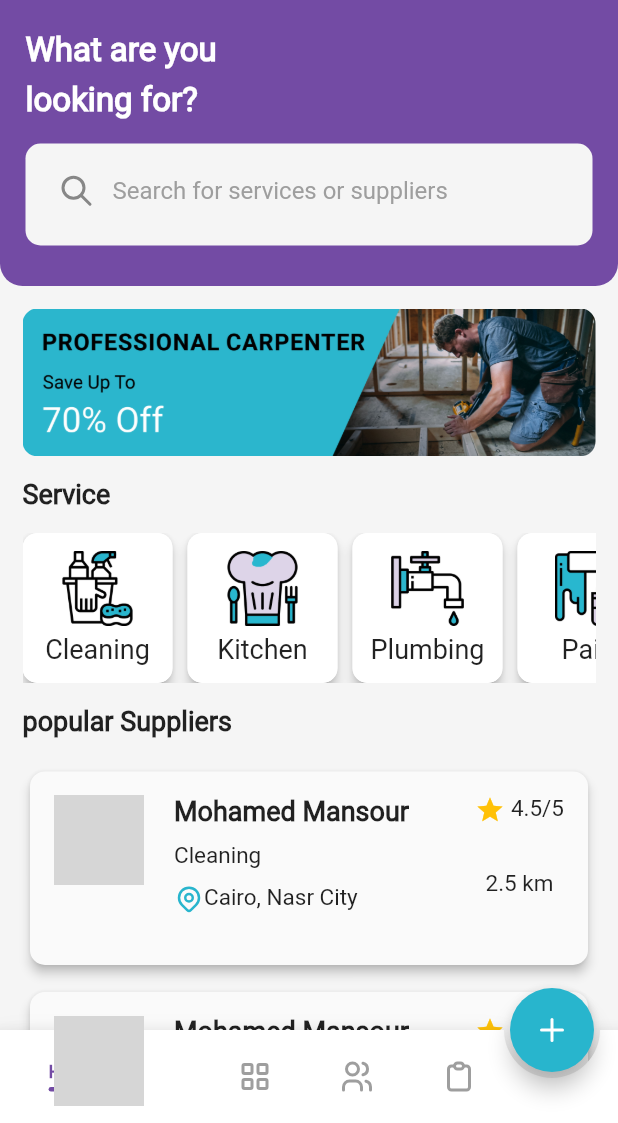
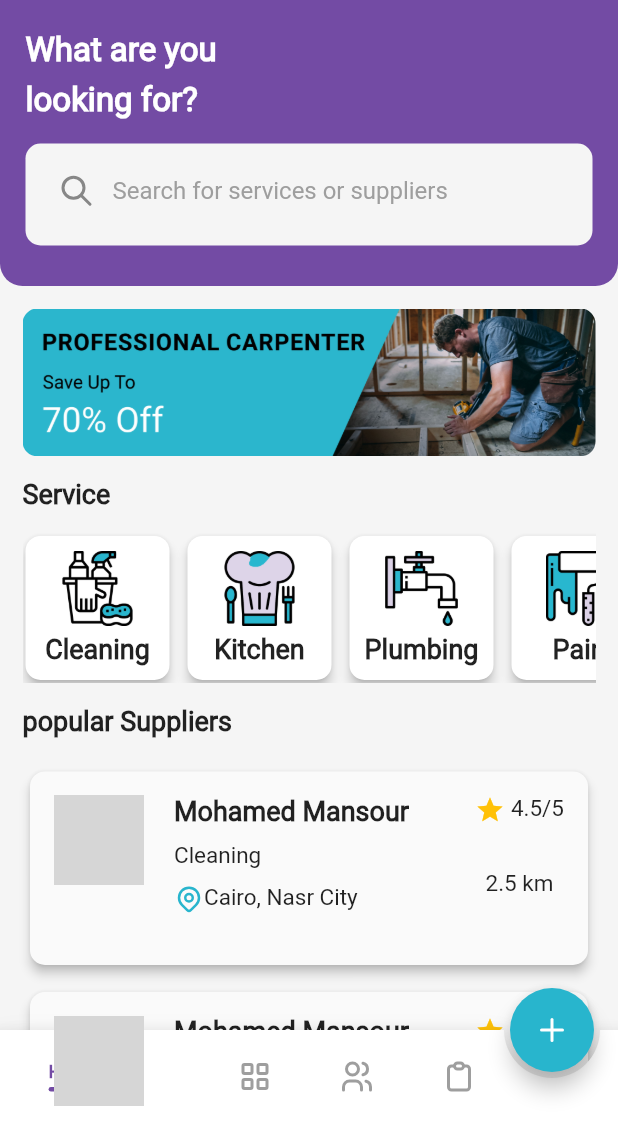
Before and after one commit to amr-alawaad99/HomeMate_HomeServiceApp, a Flutter app: the MainLayoutScreen screen opened directly, on a phone screen of 412 x 824 dp, the part 113-1236 px from its top. Run offline on Flutter 3.47's test engine with Material 2 defaults, Android fonts, the phone set to English and light mode, and no system bars; drawn by our look-alikes of bubble_bottom_bar; our stand-ins replace bloc, flutter_bloc, flutter_tabler_icons, smooth_page_indicator; missing offline and left inert: colorful_safe_area; network calls fail; grey boxes are pictures that could not be loaded.

Commit message:
update home screen

```diff
--- a/lib/module/home_screen/home_screen.dart
+++ b/lib/module/home_screen/home_screen.dart
@@ -1,6 +1,8 @@
 import 'package:flutter/material.dart';
 import 'package:flutter_tabler_icons/flutter_tabler_icons.dart';
 
+import '../../models/category_model.dart';
+import '../../shared/components/components.dart';
 import '../../shared/components/constants.dart';
 
 class ItemCatModel {
@@ -90,31 +92,31 @@ class HomeScreen extends StatelessWidget {
         image: tempImage,
       ),
     ];
-    List<ItemCatModel> catItem = [
-      ItemCatModel(
-        name: 'Cleaning',
-        image: 'assets/images/cleaning.png',
+    List<Categories> categories = [
+      Categories(
+        title: 'Cleaning',
+        img: AssetImage('assets/images/cleaning.png'),
       ),
-      ItemCatModel(
-        name: 'Kitchen',
-        image: 'assets/images/kitchen.png',
+      Categories(
+        title: 'Kitchen',
+        img: AssetImage('assets/images/kitchen.png'),
       ),
-      ItemCatModel(
-        name: 'Plumbing',
-        image: 'assets/images/plumbing.png',
+      Categories(
+        title: 'Plumbing',
+        img: AssetImage('assets/images/plumbing.png'),
       ),
-      ItemCatModel(
-        name: 'Paint',
-        image: 'assets/images/paint.png',
+      Categories(
+        title: 'Paint',
+        img: AssetImage('assets/images/paint.png'),
       ),
-      ItemCatModel(
-        name: 'Carpentry',
-        image: 'assets/images/carpentry.png',
+      Categories(
+        title: 'Carpentry',
+        img: AssetImage('assets/images/carpentry.png'),
       ),
-      ItemCatModel(
-        name: 'Electricity',
-        image: 'assets/images/electrician.png',
-      ),
+      Categories(
+        title: 'Electricity',
+        img: AssetImage('assets/images/electrician.png'),
+      )
     ];
     return SingleChildScrollView(
       child: Padding(
@@ -146,15 +148,26 @@ class HomeScreen extends StatelessWidget {
               SizedBox(
                 height: 100,
                 child: ListView.separated(
-                  physics: BouncingScrollPhysics(),
+                    physics: const BouncingScrollPhysics(),
                     scrollDirection: Axis.horizontal,
-                  itemBuilder: (context, index) =>
-                      defaultCategoriesBox(catItem[index]),
-                  separatorBuilder: (context, index) => SizedBox(
-                    width: 10,
+                    itemBuilder: (context, index) => Container(
+                      decoration: BoxDecoration(
+                          borderRadius: BorderRadius.circular(10)),
+                      padding: const EdgeInsets.all(2),
+                      width: 100,
+                      height: 100,
+                      child: defaultCategoriesBox(
+                          onTap: (){},
+                          elevation: 3,
+                          width: 50,
+                          height: 50,
+                          img: categories[index].img,
+                          text: categories[index].title),
                     ),
-                  itemCount: catItem.length,
+                    separatorBuilder: (context, index) => const SizedBox(
+                      width: 8,
                     ),
+                    itemCount: categories.length),
               ),
               const SizedBox(
                 height: 15,
@@ -183,46 +196,9 @@ class HomeScreen extends StatelessWidget {
     );
   }
 
-  Widget defaultCategoriesBox(
-    ItemCatModel model,
-  ) =>
-      InkWell(
-        onTap: () {
-          /**navigateAndPush(context, widget: );**/
-        },
-        child: Material(
-          elevation: 3,
-          borderRadius: const BorderRadius.all(
-            Radius.circular(10),
-          ),
-          child: Container(
-            height: 120,
-            width: 100.0,
-            decoration: BoxDecoration(
-                color: Colors.white,
-                borderRadius: BorderRadius.circular(10.0)),
-            child: Column(
-              mainAxisAlignment: MainAxisAlignment.center,
-              children: [
-                Image(
-                  image: AssetImage('${model.image}'),
-                  width: 50,
-                  height: 50,
-                ),
-                SizedBox(
-                  height: 5,
-                ),
-                Text('${model.name}'),
-              ],
-            ),
-          ),
-        ),
-      );
-
   Widget defaultSupplierCard(
       SupplierModel model,
-      ) => Expanded(
-    child: InkWell(
+      ) => InkWell(
             onTap: () {
               /**navigateAndPush(context, widget: );**/
             },
@@ -332,6 +308,5 @@ class HomeScreen extends StatelessWidget {
                 ),
               ),
             ),
-        ),
           );
 }
```
Lines whose indentation alone changed are shown as unchanged.
